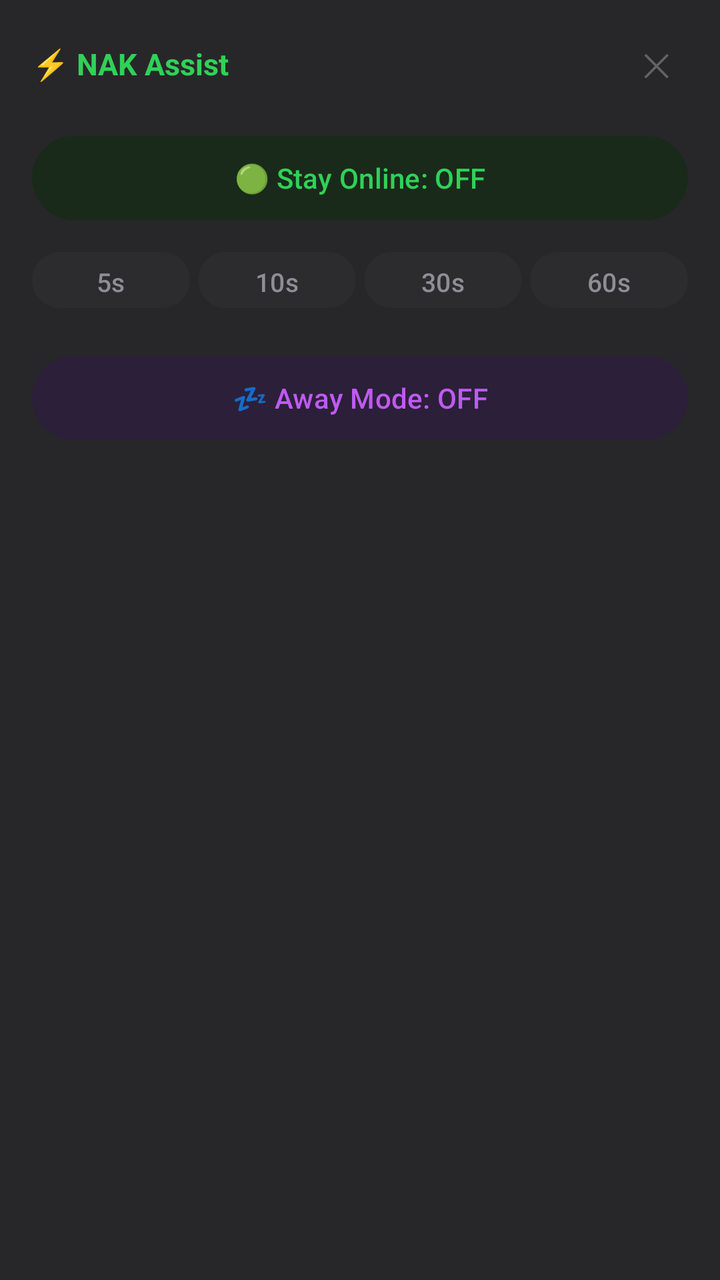
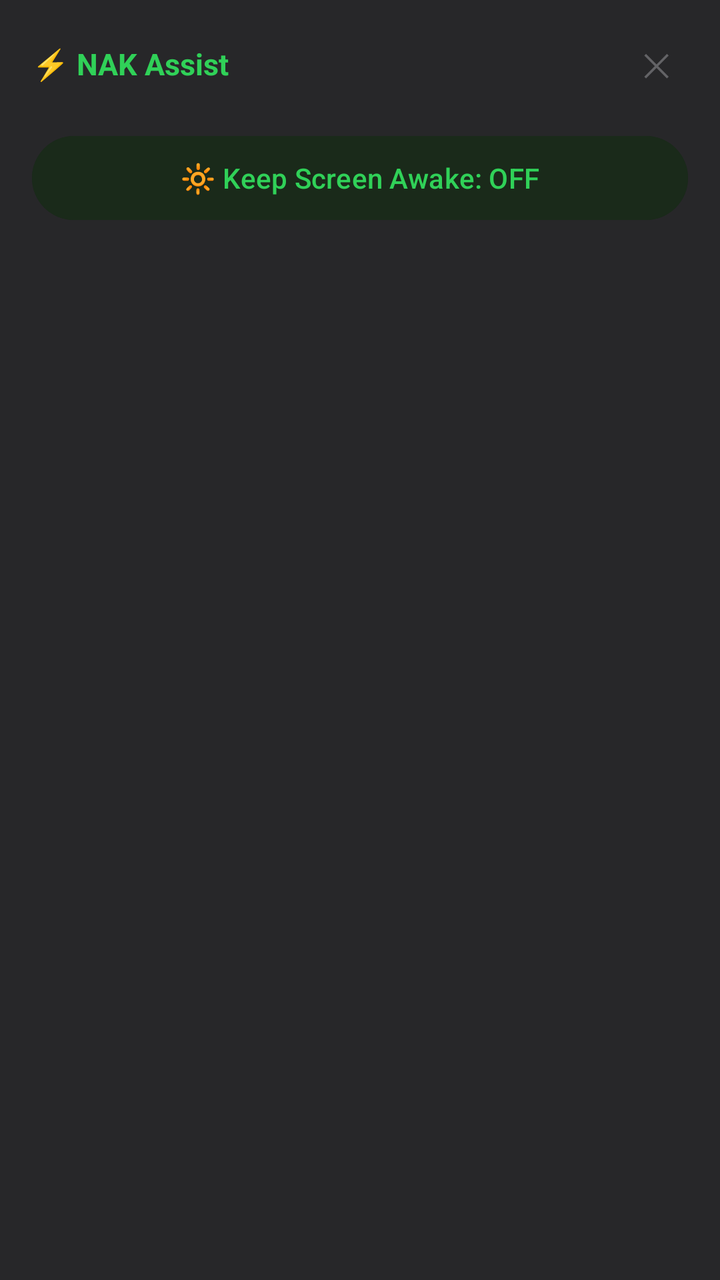

Two renders of the same Android screen: before a commit and after it. Below are the layout's source before the change and the commit's diff.
<!-- AndroidManifest.xml: application theme Theme.NAKAssist -->
<!-- res/layout/overlay_mode_selector.xml -->
<?xml version="1.0" encoding="utf-8"?>
<LinearLayout xmlns:android="http://schemas.android.com/apk/res/android"
    android:layout_width="match_parent"
    android:layout_height="wrap_content"
    android:orientation="vertical"
    android:background="#F21C1C1E"
    android:paddingHorizontal="16dp"
    android:paddingTop="16dp"
    android:paddingBottom="20dp">

    
    <LinearLayout
        android:layout_width="match_parent"
        android:layout_height="wrap_content"
        android:orientation="horizontal"
        android:gravity="center_vertical"
        android:layout_marginBottom="16dp">
        <TextView
            android:layout_width="0dp"
            android:layout_height="wrap_content"
            android:layout_weight="1"
            android:text="⚡ NAK Assist"
            android:textColor="#30D158"
            android:textSize="15sp"
            android:textStyle="bold" />
        <TextView
            android:id="@+id/tvCloseMode"
            android:layout_width="32dp"
            android:layout_height="32dp"
            android:text="✕"
            android:textColor="#636366"
            android:textSize="16sp"
            android:gravity="center" />
    </LinearLayout>

    
    <Button android:id="@+id/btnAutoRefreshToggle"
        android:layout_width="match_parent" android:layout_height="50dp"
        android:text="🟢 Stay Online: OFF"
        android:backgroundTint="#1A2A1A"
        android:textColor="#30D158" android:textSize="14sp"
        android:layout_marginBottom="8dp"/>

    
    <LinearLayout android:layout_width="match_parent" android:layout_height="wrap_content"
        android:orientation="horizontal" android:layout_marginBottom="16dp">
        <Button android:id="@+id/btnInterval5"
            android:layout_width="0dp" android:layout_weight="1" android:layout_height="36dp"
            android:text="5s" android:backgroundTint="#2C2C2E"
            android:textColor="#8E8E93" android:textSize="13sp" android:layout_marginEnd="4dp"/>
        <Button android:id="@+id/btnInterval10"
            android:layout_width="0dp" android:layout_weight="1" android:layout_height="36dp"
            android:text="10s" android:backgroundTint="#2C2C2E"
            android:textColor="#8E8E93" android:textSize="13sp" android:layout_marginEnd="4dp"/>
        <Button android:id="@+id/btnInterval30"
            android:layout_width="0dp" android:layout_weight="1" android:layout_height="36dp"
            android:text="30s" android:backgroundTint="#2C2C2E"
            android:textColor="#8E8E93" android:textSize="13sp" android:layout_marginEnd="4dp"/>
        <Button android:id="@+id/btnInterval60"
            android:layout_width="0dp" android:layout_weight="1" android:layout_height="36dp"
            android:text="60s" android:backgroundTint="#2C2C2E"
            android:textColor="#8E8E93" android:textSize="13sp"/>
    </LinearLayout>

    
    <Button android:id="@+id/btnAwayModeToggle"
        android:layout_width="match_parent" android:layout_height="50dp"
        android:text="💤 Away Mode: OFF"
        android:backgroundTint="#2C1F3A"
        android:textColor="#BF5AF2" android:textSize="14sp"/>

</LinearLayout>
<!-- resources referenced by this layout -->
<resources>
  <style name="Theme.NAKAssist" parent="Theme.Material3.DayNight.NoActionBar">
          <item name="colorPrimary">#1B5E20</item>
          <item name="colorOnPrimary">#FFFFFF</item>
          <item name="colorPrimaryContainer">#A5D6A7</item>
          <item name="colorOnPrimaryContainer">#002204</item>
          <item name="colorSecondary">#9C27B0</item>
          <item name="colorOnSecondary">#FFFFFF</item>
          <item name="colorTertiary">#1565C0</item>
          <item name="colorOnTertiary">#FFFFFF</item>
          <item name="colorSurface">#121212</item>
          <item name="colorOnSurface">#E0E0E0</item>
          <item name="colorSurfaceVariant">#1E1E1E</item>
          <item name="colorOnSurfaceVariant">#AAAAAA</item>
          <item name="android:statusBarColor">@android:color/transparent</item>
          <item name="android:navigationBarColor">#121212</item>
      </style>
</resources>

<!-- the commit's change to res/layout/overlay_mode_selector.xml (unified diff, before → after) -->
@@ -34,39 +34,10 @@
     </LinearLayout>
 
     
-    <Button android:id="@+id/btnAutoRefreshToggle"
+    <Button android:id="@+id/btnKeepAwakeToggle"
         android:layout_width="match_parent" android:layout_height="50dp"
-        android:text="🟢 Stay Online: OFF"
+        android:text="🔆 Keep Screen Awake: OFF"
         android:backgroundTint="#1A2A1A"
-        android:textColor="#30D158" android:textSize="14sp"
-        android:layout_marginBottom="8dp"/>
-
-    
-    <LinearLayout android:layout_width="match_parent" android:layout_height="wrap_content"
-        android:orientation="horizontal" android:layout_marginBottom="16dp">
-        <Button android:id="@+id/btnInterval5"
-            android:layout_width="0dp" android:layout_weight="1" android:layout_height="36dp"
-            android:text="5s" android:backgroundTint="#2C2C2E"
-            android:textColor="#8E8E93" android:textSize="13sp" android:layout_marginEnd="4dp"/>
-        <Button android:id="@+id/btnInterval10"
-            android:layout_width="0dp" android:layout_weight="1" android:layout_height="36dp"
-            android:text="10s" android:backgroundTint="#2C2C2E"
-            android:textColor="#8E8E93" android:textSize="13sp" android:layout_marginEnd="4dp"/>
-        <Button android:id="@+id/btnInterval30"
-            android:layout_width="0dp" android:layout_weight="1" android:layout_height="36dp"
-            android:text="30s" android:backgroundTint="#2C2C2E"
-            android:textColor="#8E8E93" android:textSize="13sp" android:layout_marginEnd="4dp"/>
-        <Button android:id="@+id/btnInterval60"
-            android:layout_width="0dp" android:layout_weight="1" android:layout_height="36dp"
-            android:text="60s" android:backgroundTint="#2C2C2E"
-            android:textColor="#8E8E93" android:textSize="13sp"/>
-    </LinearLayout>
-
-    
-    <Button android:id="@+id/btnAwayModeToggle"
-        android:layout_width="match_parent" android:layout_height="50dp"
-        android:text="💤 Away Mode: OFF"
-        android:backgroundTint="#2C1F3A"
-        android:textColor="#BF5AF2" android:textSize="14sp"/>
+        android:textColor="#30D158" android:textSize="14sp"/>
 
 </LinearLayout>
